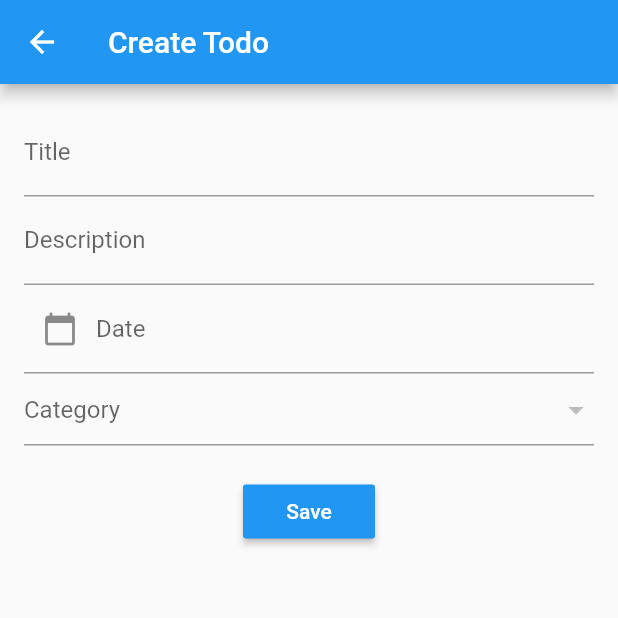
After one commit to Bleach6785/flutter_todo_sqlite, a Flutter app: the TodoScreen screen opened directly, on a phone screen of 412 x 824 dp, the top half of it. The commit adds this screen. Run offline on Flutter 3.47's test engine with Material 2 defaults, Android fonts, the phone set to English and light mode, and no system bars; our stand-ins replace sqflite; accounts and stored records are empty; network calls fail.

Commit message:
Setting Up Layout Create Todo Screen

```diff
--- a/lib/screens/home_screen.dart
+++ b/lib/screens/home_screen.dart
@@ -1,5 +1,6 @@
 import 'package:flutter/material.dart';
 import 'package:flutter_todo_sqlite/helpers/drawer_navigation.dart';
+import 'package:flutter_todo_sqlite/screens/todo_screen.dart';
 
 class HomeScreen extends StatefulWidget {
   @override
@@ -14,6 +15,14 @@ class _HomeScreenState extends State<HomeScreen> {
         title: Text('Todolist Sqlite'),
       ),
       drawer: DrawerNavigation(),
+      floatingActionButton: FloatingActionButton(
+        onPressed: () => Navigator.of(context).push(
+          MaterialPageRoute(
+            builder: (context) => TodoScreen(),
+          ),
+        ),
+        child: Icon(Icons.add),
+      ),
     );
   }
 }
--- /dev/null
+++ b/lib/screens/todo_screen.dart
@@ -0,0 +1,79 @@
+import 'package:flutter/material.dart';
+
+class TodoScreen extends StatefulWidget {
+  @override
+  _TodoScreenState createState() => _TodoScreenState();
+}
+
+class _TodoScreenState extends State<TodoScreen> {
+  var todoTitleController = TextEditingController();
+  var todoDescriptionController = TextEditingController();
+  var todoDateController = TextEditingController();
+
+  var _selectedValue;
+
+  @override
+  Widget build(BuildContext context) {
+    var _categories;
+    return Scaffold(
+      appBar: AppBar(
+        title: Text('Create Todo'),
+      ),
+      body: Padding(
+        padding: const EdgeInsets.all(16.0),
+        child: Column(
+          children: [
+            TextField(
+              controller: todoTitleController,
+              decoration: InputDecoration(
+                labelText: 'Title',
+                hintText: 'Write Todo Title',
+              ),
+            ),
+            TextField(
+              controller: todoDescriptionController,
+              decoration: InputDecoration(
+                labelText: 'Description',
+                hintText: 'Write Todo Description',
+              ),
+            ),
+            TextField(
+              controller: todoDateController,
+              decoration: InputDecoration(
+                labelText: 'Date',
+                hintText: 'Pick a Date',
+                prefixIcon: InkWell(
+                  onTap: () {},
+                  child: Icon(Icons.calendar_today),
+                ),
+              ),
+            ),
+            DropdownButtonFormField(
+              value: _selectedValue,
+              items: _categories,
+              hint: Text('Category'),
+              onChanged: (value) {
+                setState(() {
+                  _selectedValue = value;
+                });
+              },
+            ),
+            SizedBox(
+              height: 20.0,
+            ),
+            RaisedButton(
+              onPressed: () {},
+              color: Colors.blue,
+              child: Text(
+                'Save',
+                style: TextStyle(
+                  color: Colors.white,
+                ),
+              ),
+            ),
+          ],
+        ),
+      ),
+    );
+  }
+}
```
